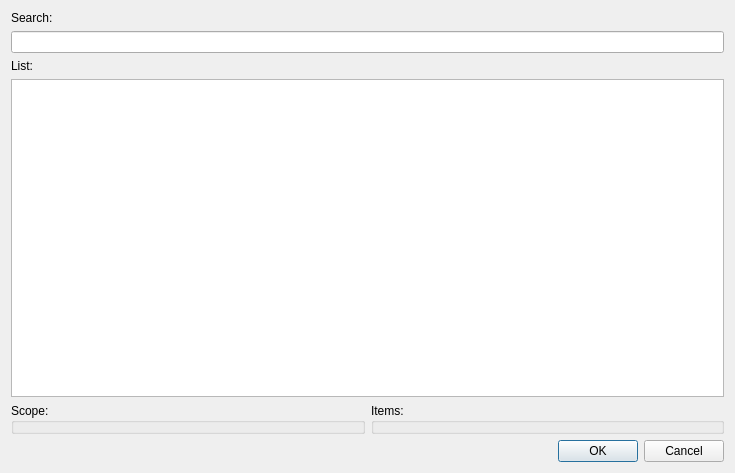
KDE/kdevelop, file plugins/quickopen/quickopen.ui: the form before one commit.
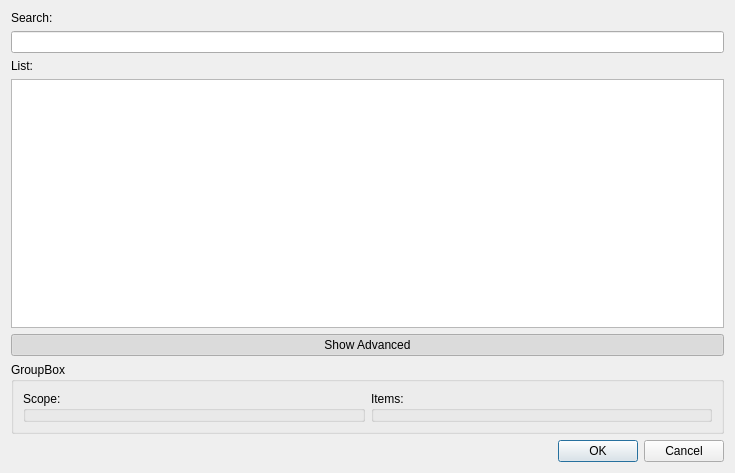
The form after the commit. Custom widgets are drawn as their Qt base class.

Commit message: Fixed workflow and prevented a crash.

Patch:
```diff
--- a/plugins/quickopen/quickopen.ui
+++ b/plugins/quickopen/quickopen.ui
@@ -12,9 +12,7 @@
   <property name="windowTitle" >
    <string>Quick Open</string>
   </property>
-  <layout class="QGridLayout" >
-   <item row="0" column="0" >
-    <layout class="QVBoxLayout" >
+  <layout class="QVBoxLayout" name="verticalLayout" >
      <item>
       <widget class="QLabel" name="searchLabel" >
        <property name="text" >
@@ -40,7 +38,27 @@
       </widget>
      </item>
      <item>
-      <layout class="QHBoxLayout" >
+    <widget class="QPushButton" name="showAdvanced" >
+     <property name="text" >
+      <string>Show Advanced</string>
+     </property>
+     <property name="checkable" >
+      <bool>true</bool>
+     </property>
+     <property name="checked" >
+      <bool>true</bool>
+     </property>
+     <property name="flat" >
+      <bool>false</bool>
+     </property>
+    </widget>
+   </item>
+   <item>
+    <widget class="QGroupBox" name="options" >
+     <property name="title" >
+      <string>GroupBox</string>
+     </property>
+     <layout class="QHBoxLayout" name="horizontalLayout" >
        <item>
         <widget class="QGroupBox" name="scopeGroup" >
          <property name="sizePolicy" >
@@ -92,6 +110,9 @@
         </widget>
        </item>
       </layout>
+     <zorder>itemsGroup</zorder>
+     <zorder>scopeGroup</zorder>
+    </widget>
      </item>
      <item>
       <widget class="QDialogButtonBox" name="buttonBox" >
@@ -104,8 +125,6 @@
       </widget>
      </item>
     </layout>
-   </item>
-  </layout>
  </widget>
  <customwidgets>
   <customwidget>
```
Left out of the diff: 28 changed lines with no effect on the pictures. Lines whose indentation alone changed are shown as unchanged. The commit also changes 1 other file.
